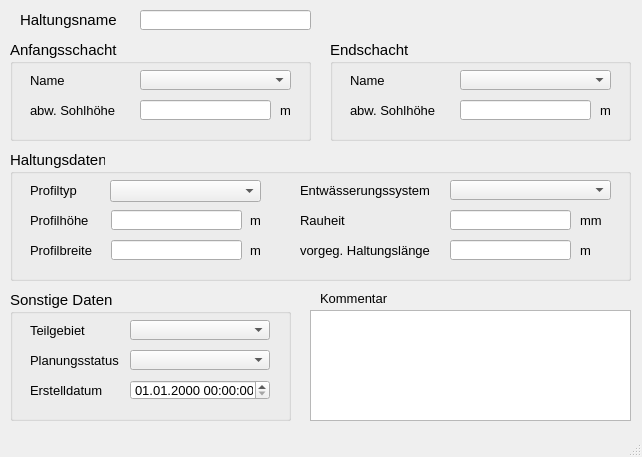
First picture: the form in qkan/forms/qkan_haltungen.ui, repository hoettges/QKan, before the edit.
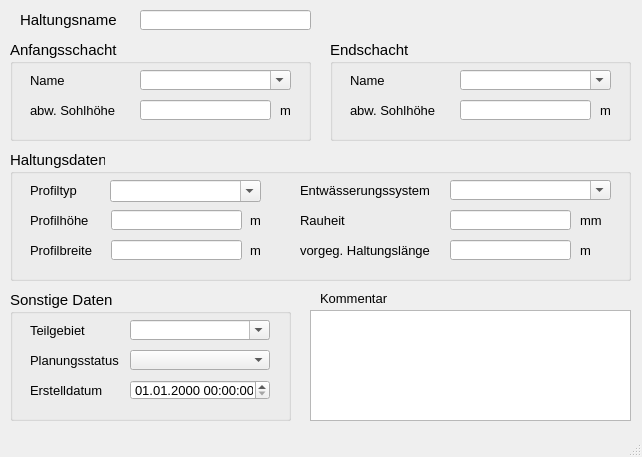
Second picture: the form after the edit. Custom widgets are drawn as their Qt base class.

```diff
--- a/qkan/forms/qkan_haltungen.ui
+++ b/qkan/forms/qkan_haltungen.ui
@@ -153,6 +153,9 @@
      <property name="statusTip">
       <string>Name des oberen Schachtes</string>
      </property>
+     <property name="editable">
+      <bool>true</bool>
+     </property>
     </widget>
     <widget class="QLineEdit" name="sohleoben">
      <property name="geometry">
@@ -295,6 +298,9 @@
      <property name="statusTip">
       <string>Name des unteren Schachtes</string>
      </property>
+     <property name="editable">
+      <bool>true</bool>
+     </property>
     </widget>
    </widget>
    <widget class="QTextEdit" name="kommentar">
@@ -500,6 +506,9 @@
      <property name="statusTip">
       <string>vorh. Entwässerungssystem (z.B. Mischwasser, Regenwasser etc.)</string>
      </property>
+     <property name="editable">
+      <bool>true</bool>
+     </property>
     </widget>
     <widget class="QComboBox" name="profilnam">
      <property name="geometry">
@@ -522,6 +531,9 @@
      <property name="statusTip">
       <string>Profil der Haltung gem. HE</string>
      </property>
+     <property name="editable">
+      <bool>true</bool>
+     </property>
     </widget>
     <widget class="QLabel" name="label_54">
      <property name="geometry">
@@ -762,6 +774,9 @@
      <property name="statusTip">
       <string>zur Zuordnung auf ein selbstständig festgelegtes Teilgebiet</string>
      </property>
+     <property name="editable">
+      <bool>true</bool>
+     </property>
     </widget>
     <widget class="QLabel" name="label_10">
      <property name="geometry">
```
